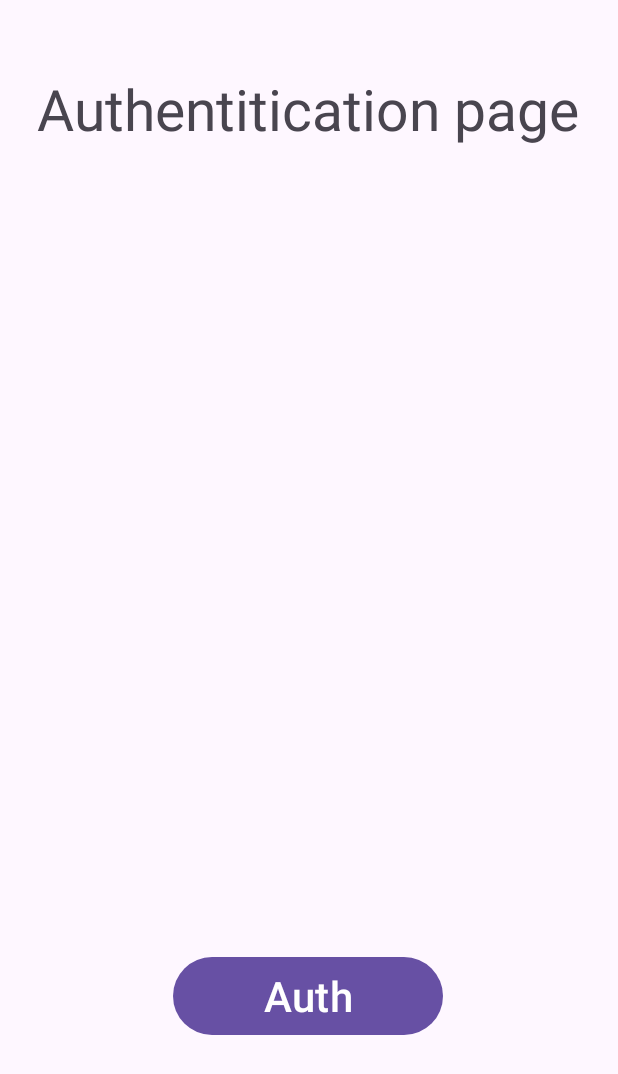
After one commit to Tamplier322/AndroidLabs, an Android app: the layout activity_login.xml on its own in the app's theme, with its tools: preview values and no code run, on a phone screen of 412 x 824 dp. The commit adds this screen. Shown: the top 1074 px of the screen. Run offline under Robolectric (Android 15) with nearby library versions, the phone set to English and light mode, and no system bars.

Commit message:
Added first version of fingeeprint auth

```diff
--- a/app/build.gradle.kts
+++ b/app/build.gradle.kts
@@ -34,10 +34,15 @@ android {
     kotlinOptions {
         jvmTarget = "1.8"
     }
+
+    buildFeatures{
+        viewBinding = true
+    }
 }
 
 dependencies {
     implementation(platform("com.google.firebase:firebase-bom:32.7.3"))
+    implementation("androidx.biometric:biometric:1.1.0")
     implementation("com.google.firebase:firebase-messaging:23.4.1")
     implementation("com.google.firebase:firebase-analytics")
     implementation("com.google.firebase:firebase-database:20.3.1")
--- /dev/null
+++ b/app/src/main/res/layout/activity_login.xml
@@ -0,0 +1,34 @@
+<?xml version="1.0" encoding="utf-8"?>
+<androidx.constraintlayout.widget.ConstraintLayout xmlns:android="http://schemas.android.com/apk/res/android"
+    xmlns:app="http://schemas.android.com/apk/res-auto"
+    xmlns:tools="http://schemas.android.com/tools"
+    android:layout_width="match_parent"
+    android:layout_height="match_parent">
+
+    <TextView
+        android:id="@+id/textView"
+        android:layout_width="wrap_content"
+        android:layout_height="wrap_content"
+        android:text="Authentitication page"
+        android:textSize="38dp"
+        app:layout_constraintBottom_toBottomOf="parent"
+        app:layout_constraintEnd_toEndOf="parent"
+        app:layout_constraintHorizontal_bias="0.489"
+        app:layout_constraintStart_toStartOf="parent"
+        app:layout_constraintTop_toTopOf="parent"
+        app:layout_constraintVertical_bias="0.06" />
+
+    <Button
+        android:id="@+id/biometric_auth"
+        android:layout_width="180dp"
+        android:layout_height="60dp"
+        android:onClick="biometricAuth"
+        android:text="Auth"
+        android:textSize="28dp"
+        app:layout_constraintBottom_toBottomOf="parent"
+        app:layout_constraintEnd_toEndOf="parent"
+        app:layout_constraintHorizontal_bias="0.497"
+        app:layout_constraintStart_toStartOf="parent"
+        app:layout_constraintTop_toBottomOf="@+id/textView"
+        app:layout_constraintVertical_bias="0.805" />
+</androidx.constraintlayout.widget.ConstraintLayout>
```
Also changed, not shown: app/src/main/AndroidManifest.xml (+15 -2 lines), app/src/main/java/com/example/firstlab/Activitis/AuthActivity.kt (added, +64 -0 lines), app/src/main/res/navigation/nav_graph.xml (+10 -1 lines).
